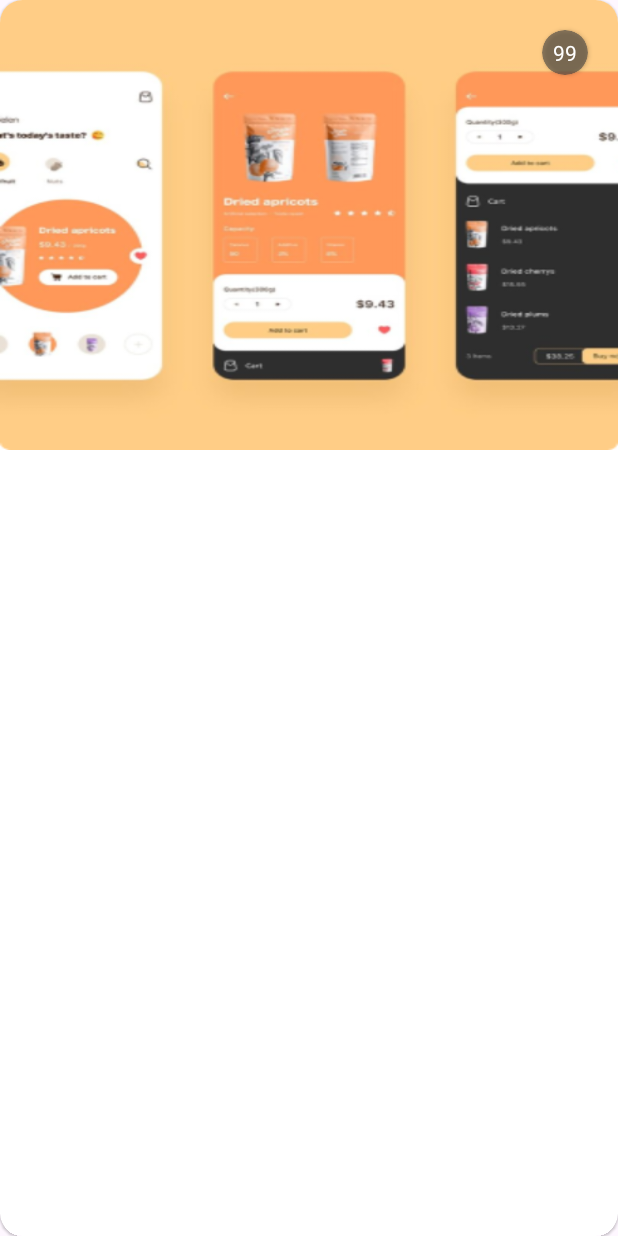
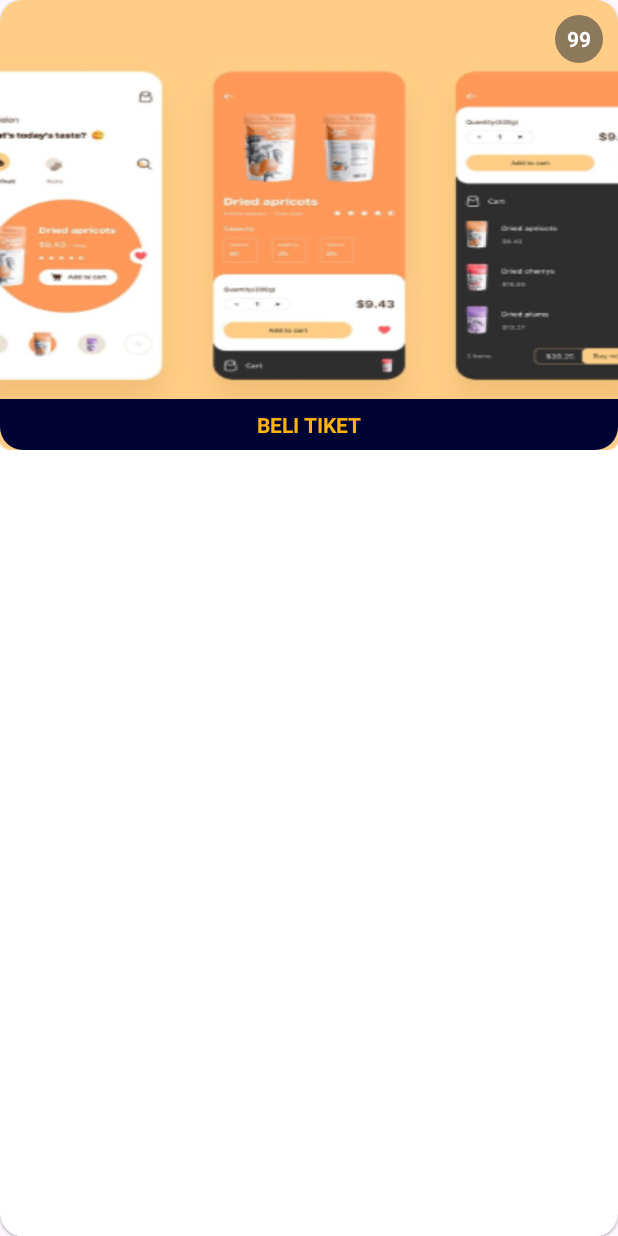
Before and after one commit to StanceFreak/OmkeGams, an Android app: the layout item_list_now_playing.xml on its own in the app's theme, with its tools: preview values and no code run, on a phone screen of 412 x 824 dp. Run offline under Robolectric (Android 15) with nearby library versions, the phone set to English and light mode, and no system bars.

Commit message:
feat(home): added new text on each viewpager items and new average vote text below the title

```diff
--- a/app/src/main/java/com/stancefreak/pihakaseng/view/adapter/HomePlayingMovieAdapter.kt
+++ b/app/src/main/java/com/stancefreak/pihakaseng/view/adapter/HomePlayingMovieAdapter.kt
@@ -5,7 +5,6 @@ import android.view.ViewGroup
 import androidx.recyclerview.widget.RecyclerView
 import com.bumptech.glide.Glide
 import com.stancefreak.pihakaseng.databinding.ItemListNowPlayingBinding
-import com.stancefreak.pihakaseng.databinding.ItemListPromoBinding
 import com.stancefreak.pihakaseng.model.remote.response.Result
 
 class HomePlayingMovieAdapter: RecyclerView.Adapter<HomePlayingMovieAdapter.ViewHolder>() {
--- /dev/null
+++ b/app/src/main/res/drawable/bg_cv_gray_rounded.xml
@@ -0,0 +1,11 @@
+<?xml version="1.0" encoding="utf-8"?>
+<shape xmlns:android="http://schemas.android.com/apk/res/android"
+    android:shape="oval">
+
+    <solid
+        android:color="@color/semi_trans_gray"/>
+
+    <corners
+        android:radius="30dp"/>
+
+</shape>
--- /dev/null
+++ b/app/src/main/res/drawable/bg_tv_indigo_rounded.xml
@@ -0,0 +1,8 @@
+<?xml version="1.0" encoding="utf-8"?>
+<shape xmlns:android="http://schemas.android.com/apk/res/android"
+    android:shape="rectangle">
+    <corners android:bottomRightRadius="15dp"
+        android:bottomLeftRadius="15dp"/>
+    <solid
+        android:color="@color/indigo"/>
+</shape>
--- /dev/null
+++ b/app/src/main/res/drawable/ic_rating.xml
@@ -0,0 +1,5 @@
+<vector xmlns:android="http://schemas.android.com/apk/res/android" android:height="24dp" android:tint="#FFB30D" android:viewportHeight="24" android:viewportWidth="24" android:width="24dp">
+
+    <path android:fillColor="@android:color/white" android:pathData="M12,17.27l4.15,2.51c0.76,0.46 1.69,-0.22 1.49,-1.08l-1.1,-4.72l3.67,-3.18c0.67,-0.58 0.31,-1.68 -0.57,-1.75l-4.83,-0.41l-1.89,-4.46c-0.34,-0.81 -1.5,-0.81 -1.84,0L9.19,8.63L4.36,9.04c-0.88,0.07 -1.24,1.17 -0.57,1.75l3.67,3.18l-1.1,4.72c-0.2,0.86 0.73,1.54 1.49,1.08L12,17.27z"/>
+
+</vector>
--- a/app/src/main/res/layout/fragment_home.xml
+++ b/app/src/main/res/layout/fragment_home.xml
@@ -233,7 +233,7 @@
                         android:layout_height="wrap_content"
                         android:layout_marginTop="10dp"
                         android:layout_gravity="center"
-                        android:textStyle="bold"
+                        android:textSize="12sp"
                         android:text="movie_market"
                         android:textAlignment="center"/>
 
--- a/app/src/main/res/layout/item_list_now_playing.xml
+++ b/app/src/main/res/layout/item_list_now_playing.xml
@@ -10,27 +10,6 @@
         android:layout_width="match_parent"
         android:layout_height="wrap_content">
 
-        <androidx.cardview.widget.CardView
-            android:id="@+id/cv_item_movie_playing_index_container"
-            android:layout_width="wrap_content"
-            android:layout_height="wrap_content"
-            android:layout_margin="20dp"
-            app:cardCornerRadius="30dp"
-            android:backgroundTint="@color/semi_trans_gray"
-            app:layout_constraintTop_toTopOf="parent"
-            app:layout_constraintEnd_toEndOf="parent">
-
-            <TextView
-                android:id="@+id/tv_item_movie_playing_index"
-                android:layout_width="wrap_content"
-                android:layout_height="wrap_content"
-                android:layout_marginVertical="5dp"
-                android:layout_marginHorizontal="7dp"
-                android:text="99"
-                android:textColor="@color/white"/>
-
-        </androidx.cardview.widget.CardView>
-
         <ImageView
             android:id="@+id/iv_item_movie_playing_thumb"
             android:layout_width="match_parent"
@@ -42,6 +21,40 @@
             app:layout_constraintStart_toStartOf="parent"
             app:layout_constraintTop_toTopOf="parent"/>
 
+        <TextView
+            android:id="@+id/tv_item_movie_playing_index"
+            android:layout_width="wrap_content"
+            android:layout_height="wrap_content"
+            android:layout_margin="10dp"
+            app:layout_constraintTop_toTopOf="parent"
+            app:layout_constraintEnd_toEndOf="parent"
+            app:layout_constraintHeight_min="32dp"
+            app:layout_constraintWidth_min="32dp"
+            app:layout_constraintDimensionRatio="1"
+            android:gravity="center"
+            android:padding="5dp"
+            android:background="@drawable/bg_cv_gray_rounded"
+            android:text="99"
+            android:textColor="@color/white"
+            android:textSize="14sp"
+            android:textStyle="bold"/>
+
+        <TextView
+            android:id="@+id/tv_item_movie_playing_buy"
+            android:layout_width="match_parent"
+            android:layout_height="wrap_content"
+            android:gravity="center"
+            android:paddingVertical="7dp"
+            app:layout_constraintBottom_toBottomOf="parent"
+            app:layout_constraintEnd_toEndOf="parent"
+            app:layout_constraintStart_toStartOf="parent"
+            android:text="Beli Tiket"
+            android:textAllCaps="true"
+            android:textColor="@color/yellow"
+            android:textStyle="bold"
+            android:background="@drawable/bg_tv_indigo_rounded"/>
+
+
     </androidx.constraintlayout.widget.ConstraintLayout>
 
 </androidx.cardview.widget.CardView>
--- a/app/src/main/res/values/colors.xml
+++ b/app/src/main/res/values/colors.xml
@@ -9,4 +9,5 @@
     <color name="sky_blue">#FF2586b8</color>
     <color name="yellow">#FFffb30d</color>
     <color name="semi_trans_gray">#99404040</color>
+    <color name="indigo_alt">#FF000068</color>
 </resources>
```
Also changed, not shown: app/src/main/java/com/stancefreak/pihakaseng/view/home/HomeFragment.kt (+19 -2 lines).
